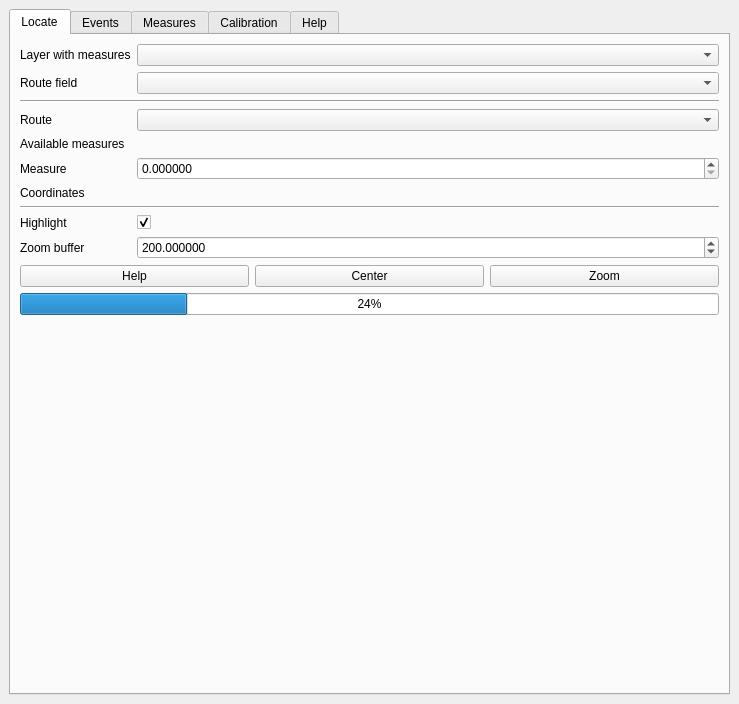
This is lrs/ui/ui_lrsdockwidget.ui in blazek/lrs as Qt 5 draws it before an edit. The edited form follows.
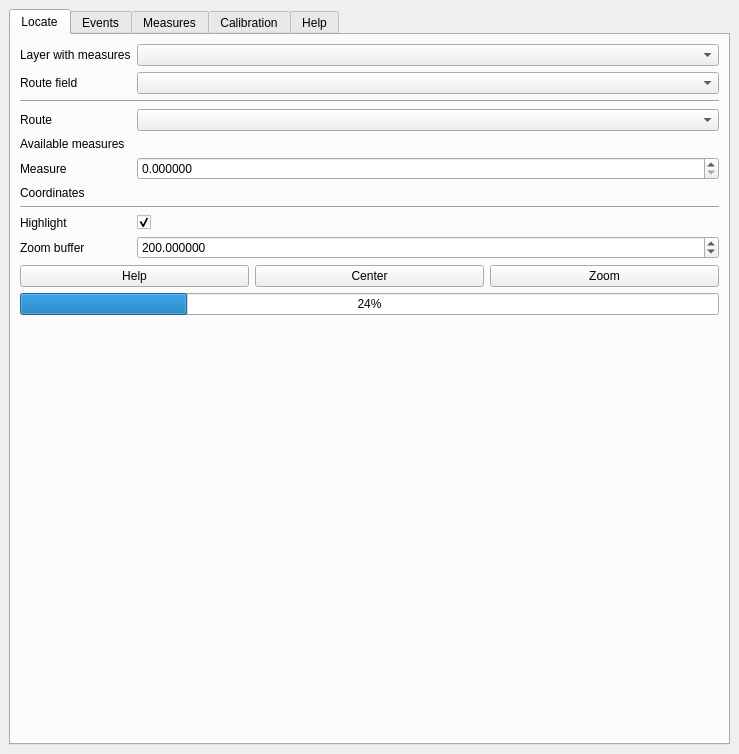
This is the edited form. The open tabs and pages were chosen to show the change.

Commit message: dock widget ui saved with first tab selected

Patch:
```diff
--- a/lrs/ui/ui_lrsdockwidget.ui
+++ b/lrs/ui/ui_lrsdockwidget.ui
@@ -7,7 +7,7 @@
     <x>0</x>
     <y>0</y>
     <width>739</width>
-    <height>704</height>
+    <height>754</height>
    </rect>
   </property>
   <property name="windowTitle">
```
Left out of the diff: 2 changed lines with no effect on the pictures.
